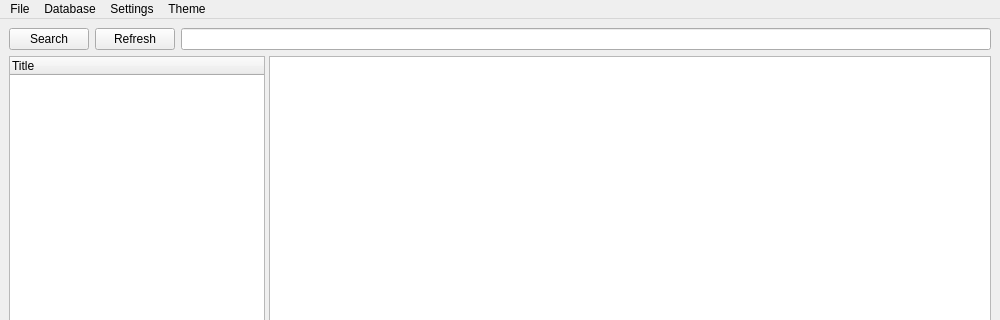
This is src/gui/ui/mainwindow.ui in nisemono0/HLib as Qt 5 draws it before an edit; both pictures show x 0 to 1000 and y 0 to 320 of the 1000 by 700 pixel window. The edited form follows.
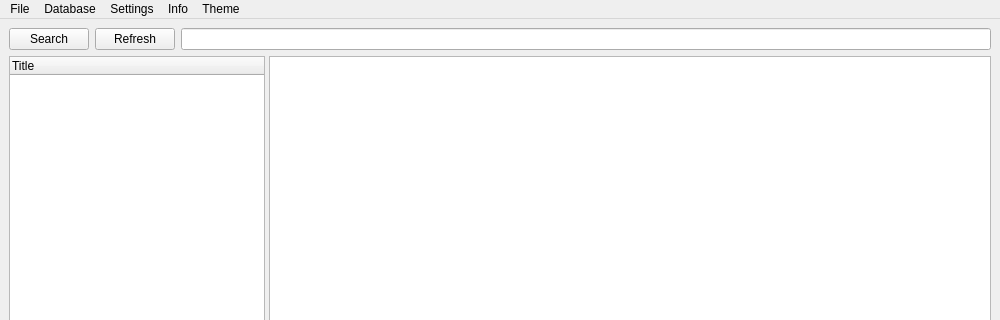
This is the edited form. Custom widgets are drawn as their Qt base class.

What changed in the file:
```diff
--- a/src/gui/ui/mainwindow.ui
+++ b/src/gui/ui/mainwindow.ui
@@ -196,9 +196,17 @@
     </property>
     <addaction name="actionScaleImage"/>
    </widget>
+   <widget class="QMenu" name="menuInfo">
+    <property name="title">
+     <string>Info</string>
+    </property>
+    <addaction name="actionShowLogs"/>
+    <addaction name="actionClearLogs"/>
+   </widget>
    <addaction name="menuFile"/>
    <addaction name="menuLoad"/>
    <addaction name="menuSettings"/>
+   <addaction name="menuInfo"/>
    <addaction name="menuTheme"/>
   </widget>
   <action name="actionLoadDB">
```
Left out of the diff: 16 changed lines with no effect on the pictures.
